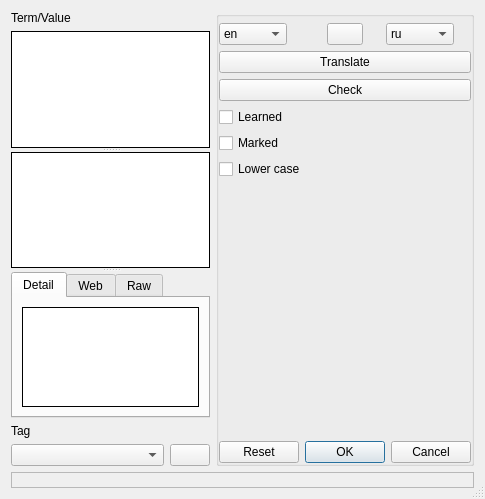
Old version of the form Forms/WordEditor.ui in the repository skynowa/iTeacher.
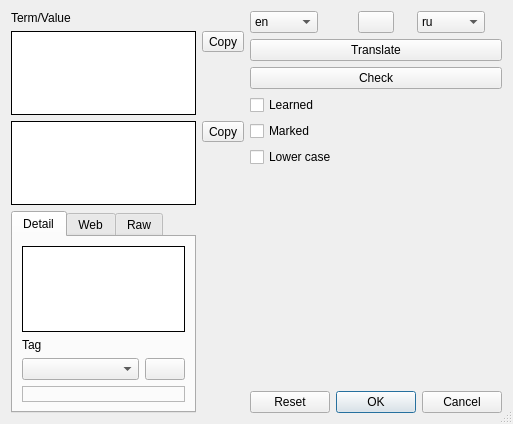
New version of the form. Icons and pictures are not drawn.

Commit message: WordEditor: add action buttons

Patch:
```diff
--- a/Forms/WordEditor.ui
+++ b/Forms/WordEditor.ui
@@ -6,8 +6,8 @@
    <rect>
     <x>0</x>
     <y>0</y>
-    <width>485</width>
-    <height>499</height>
+    <width>513</width>
+    <height>424</height>
    </rect>
   </property>
   <property name="windowIcon">
@@ -17,47 +17,30 @@
   <property name="sizeGripEnabled">
    <bool>true</bool>
   </property>
-  <layout class="QGridLayout" name="gridLayout_4">
+  <layout class="QGridLayout" name="gridLayout_3">
    <item row="0" column="0">
-    <widget class="QLabel" name="label_2">
-     <property name="text">
-      <string>Term/Value</string>
-     </property>
-    </widget>
-   </item>
-   <item row="1" column="0">
-    <widget class="QSplitter" name="splitter">
+    <layout class="QGridLayout" name="gridLayout_2">
+     <item row="3" column="1">
+      <spacer name="verticalSpacer">
      <property name="orientation">
       <enum>Qt::Vertical</enum>
      </property>
-     <widget class="QTextEdit" name="tedtTerm">
-      <property name="frameShape">
-       <enum>QFrame::Box</enum>
-      </property>
-      <property name="frameShadow">
-       <enum>QFrame::Plain</enum>
-      </property>
-      <property name="tabStopWidth">
-       <number>40</number>
-      </property>
-      <property name="acceptRichText">
-       <bool>false</bool>
-      </property>
-     </widget>
-     <widget class="QTextEdit" name="tedtValueBrief">
-      <property name="frameShape">
-       <enum>QFrame::Box</enum>
-      </property>
-      <property name="frameShadow">
-       <enum>QFrame::Plain</enum>
-      </property>
-      <property name="tabStopWidth">
-       <number>40</number>
-      </property>
-      <property name="acceptRichText">
-       <bool>false</bool>
-      </property>
-     </widget>
+       <property name="sizeHint" stdset="0">
+        <size>
+         <width>20</width>
+         <height>40</height>
+        </size>
+       </property>
+      </spacer>
+     </item>
+     <item row="1" column="1">
+      <widget class="QToolButton" name="tbtnTermCopy">
+       <property name="text">
+        <string>Copy</string>
+       </property>
+      </widget>
+     </item>
+     <item row="6" column="0">
      <widget class="QTabWidget" name="tabWidget">
       <property name="currentIndex">
        <number>0</number>
@@ -67,86 +50,17 @@
         <string>Detail</string>
        </attribute>
        <layout class="QGridLayout" name="gridLayout_7">
-        <item row="0" column="0">
-         <widget class="QTextEdit" name="tedtValueDetail">
-          <property name="frameShape">
-           <enum>QFrame::Box</enum>
-          </property>
-          <property name="frameShadow">
-           <enum>QFrame::Plain</enum>
-          </property>
-          <property name="readOnly">
-           <bool>true</bool>
-          </property>
-          <property name="tabStopWidth">
-           <number>40</number>
-          </property>
-          <property name="acceptRichText">
-           <bool>false</bool>
-          </property>
-         </widget>
-        </item>
-       </layout>
-      </widget>
-      <widget class="QWidget" name="Web">
-       <attribute name="title">
-        <string>Web</string>
-       </attribute>
-       <layout class="QGridLayout" name="gridLayout_6">
-        <item row="0" column="0">
-         <widget class="QTextEdit" name="tedtValueWeb">
-          <property name="frameShape">
-           <enum>QFrame::Box</enum>
-          </property>
-          <property name="frameShadow">
-           <enum>QFrame::Plain</enum>
-          </property>
-          <property name="readOnly">
-           <bool>true</bool>
-          </property>
-          <property name="tabStopWidth">
-           <number>40</number>
-          </property>
-         </widget>
-        </item>
-       </layout>
-      </widget>
-      <widget class="QWidget" name="tab_2">
-       <attribute name="title">
-        <string>Raw</string>
-       </attribute>
-       <layout class="QGridLayout" name="gridLayout_5">
-        <item row="0" column="0">
-         <widget class="QPlainTextEdit" name="tedtValueRaw">
-          <property name="frameShape">
-           <enum>QFrame::Box</enum>
-          </property>
-          <property name="frameShadow">
-           <enum>QFrame::Plain</enum>
-          </property>
-          <property name="readOnly">
-           <bool>true</bool>
-          </property>
-          <property name="tabStopWidth">
-           <number>40</number>
-          </property>
-         </widget>
-        </item>
-       </layout>
-      </widget>
-     </widget>
-    </widget>
-   </item>
-   <item row="2" column="0">
-    <layout class="QGridLayout" name="gridLayout_3">
-     <item row="0" column="0" colspan="2">
+         <item row="1" column="0">
       <widget class="QLabel" name="label">
        <property name="text">
         <string>Tag</string>
        </property>
       </widget>
      </item>
-     <item row="1" column="1">
+         <item row="2" column="0">
+          <widget class="QComboBox" name="cboTags"/>
+         </item>
+         <item row="2" column="1">
       <widget class="QPushButton" name="pbtnTagsEdit">
        <property name="sizePolicy">
         <sizepolicy hsizetype="Fixed" vsizetype="Fixed">
@@ -164,30 +78,147 @@
        </property>
       </widget>
      </item>
-     <item row="1" column="0">
-      <widget class="QComboBox" name="cboTags"/>
-     </item>
-    </layout>
-   </item>
-   <item row="0" column="1" rowspan="3">
-    <widget class="QGroupBox" name="groupBox">
-     <property name="title">
-      <string/>
-     </property>
-     <layout class="QGridLayout" name="gridLayout_2">
-      <property name="leftMargin">
-       <number>0</number>
-      </property>
-      <property name="topMargin">
-       <number>6</number>
-      </property>
-      <property name="rightMargin">
-       <number>0</number>
-      </property>
-      <property name="bottomMargin">
-       <number>0</number>
-      </property>
+         <item row="0" column="0" colspan="2">
+          <widget class="QTextEdit" name="tedtValueDetail">
+           <property name="frameShape">
+            <enum>QFrame::Box</enum>
+           </property>
+           <property name="frameShadow">
+            <enum>QFrame::Plain</enum>
+           </property>
+           <property name="readOnly">
+            <bool>true</bool>
+           </property>
+           <property name="tabStopWidth">
+            <number>40</number>
+           </property>
+           <property name="acceptRichText">
+            <bool>false</bool>
+           </property>
+          </widget>
+         </item>
+         <item row="3" column="0" colspan="2">
+          <widget class="QLabel" name="lblInfo">
+           <property name="frameShape">
+            <enum>QFrame::StyledPanel</enum>
+           </property>
+           <property name="frameShadow">
+            <enum>QFrame::Sunken</enum>
+           </property>
+          </widget>
+         </item>
+        </layout>
+       </widget>
+       <widget class="QWidget" name="Web">
+        <attribute name="title">
+         <string>Web</string>
+        </attribute>
+        <layout class="QGridLayout" name="gridLayout_6">
+         <item row="0" column="0">
+          <widget class="QTextEdit" name="tedtValueWeb">
+           <property name="frameShape">
+            <enum>QFrame::Box</enum>
+           </property>
+           <property name="frameShadow">
+            <enum>QFrame::Plain</enum>
+           </property>
+           <property name="readOnly">
+            <bool>true</bool>
+           </property>
+           <property name="tabStopWidth">
+            <number>40</number>
+           </property>
+          </widget>
+         </item>
+        </layout>
+       </widget>
+       <widget class="QWidget" name="tab_2">
+        <attribute name="title">
+         <string>Raw</string>
+        </attribute>
+        <layout class="QGridLayout" name="gridLayout_5">
+         <item row="0" column="0">
+          <widget class="QPlainTextEdit" name="tedtValueRaw">
+           <property name="frameShape">
+            <enum>QFrame::Box</enum>
+           </property>
+           <property name="frameShadow">
+            <enum>QFrame::Plain</enum>
+           </property>
+           <property name="readOnly">
+            <bool>true</bool>
+           </property>
+           <property name="tabStopWidth">
+            <number>40</number>
+           </property>
+          </widget>
+         </item>
+        </layout>
+       </widget>
+      </widget>
+     </item>
+     <item row="4" column="1">
+      <widget class="QToolButton" name="tbtnValueCopy">
+       <property name="text">
+        <string>Copy</string>
+       </property>
+      </widget>
+     </item>
       <item row="0" column="0">
+      <widget class="QLabel" name="label_2">
+       <property name="text">
+        <string>Term/Value</string>
+       </property>
+      </widget>
+     </item>
+     <item row="1" column="0" rowspan="3">
+      <widget class="QTextEdit" name="tedtTerm">
+       <property name="frameShape">
+        <enum>QFrame::Box</enum>
+       </property>
+       <property name="frameShadow">
+        <enum>QFrame::Plain</enum>
+       </property>
+       <property name="tabStopWidth">
+        <number>40</number>
+       </property>
+       <property name="acceptRichText">
+        <bool>false</bool>
+       </property>
+      </widget>
+     </item>
+     <item row="5" column="1">
+      <spacer name="verticalSpacer_3">
+       <property name="orientation">
+        <enum>Qt::Vertical</enum>
+       </property>
+       <property name="sizeHint" stdset="0">
+        <size>
+         <width>20</width>
+         <height>40</height>
+        </size>
+       </property>
+      </spacer>
+     </item>
+     <item row="4" column="0" rowspan="2">
+      <widget class="QTextEdit" name="tedtValueBrief">
+       <property name="frameShape">
+        <enum>QFrame::Box</enum>
+       </property>
+       <property name="frameShadow">
+        <enum>QFrame::Plain</enum>
+       </property>
+       <property name="tabStopWidth">
+        <number>40</number>
+       </property>
+       <property name="acceptRichText">
+        <bool>false</bool>
+       </property>
+      </widget>
+     </item>
+    </layout>
+   </item>
+   <item row="0" column="1">
        <layout class="QGridLayout" name="gridLayout">
         <item row="2" column="0" colspan="3">
          <widget class="QPushButton" name="pbtnCheck">
@@ -258,36 +289,6 @@
           </item>
          </widget>
         </item>
-        <item row="0" column="0">
-         <widget class="QComboBox" name="cboLangFrom">
-          <property name="maximumSize">
-           <size>
-            <width>68</width>
-            <height>16777215</height>
-           </size>
-          </property>
-          <item>
-           <property name="text">
-            <string>en</string>
-           </property>
-           <property name="icon">
-            <iconset>
-             <normalon>:/Flags/Flags/uk.png</normalon>
-            </iconset>
-           </property>
-          </item>
-          <item>
-           <property name="text">
-            <string>ru</string>
-           </property>
-           <property name="icon">
-            <iconset>
-             <normalon>:/Flags/Flags/ru.png</normalon>
-            </iconset>
-           </property>
-          </item>
-         </widget>
-        </item>
         <item row="7" column="0" colspan="3">
          <widget class="QDialogButtonBox" name="bbxButtons">
           <property name="standardButtons">
@@ -322,22 +323,44 @@
           </property>
          </spacer>
         </item>
-       </layout>
-      </item>
-     </layout>
-    </widget>
-   </item>
-   <item row="3" column="0" colspan="2">
-    <widget class="QLabel" name="lblInfo">
-     <property name="frameShape">
-      <enum>QFrame::StyledPanel</enum>
-     </property>
-     <property name="frameShadow">
-      <enum>QFrame::Sunken</enum>
-     </property>
+     <item row="0" column="0">
+      <widget class="QComboBox" name="cboLangFrom">
+       <property name="maximumSize">
+        <size>
+         <width>68</width>
+         <height>16777215</height>
+        </size>
+       </property>
+       <item>
+        <property name="text">
+         <string>en</string>
+        </property>
+        <property name="icon">
+         <iconset>
+          <normalon>:/Flags/Flags/uk.png</normalon>
+         </iconset>
+        </property>
+       </item>
+       <item>
+        <property name="text">
+         <string>ru</string>
+        </property>
+        <property name="icon">
+         <iconset>
+          <normalon>:/Flags/Flags/ru.png</normalon>
+         </iconset>
+        </property>
+       </item>
     </widget>
    </item>
   </layout>
+   </item>
+  </layout>
+  <zorder>splitter</zorder>
+  <zorder>gridLayoutWidget_3</zorder>
+  <zorder>gridLayoutWidget_3</zorder>
+  <zorder></zorder>
+  <zorder></zorder>
  </widget>
  <tabstops>
   <tabstop>tedtTerm</tabstop>
```
Left out of the diff: 1 changed line with no effect on the pictures. Lines whose indentation alone changed are shown as unchanged. The commit also changes 2 other files.
